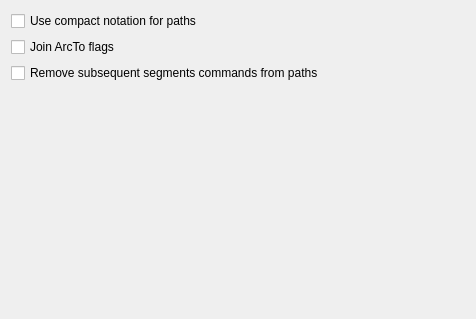
First picture: the form in src/preferences/pathspage.ui, repository RazrFalcon/svgcleaner-gui, before the edit.
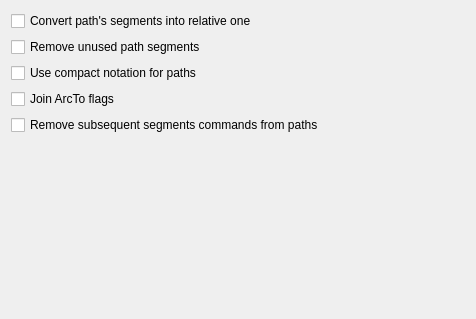
Second picture: the form after the edit. Custom widgets are drawn as their Qt base class.

Diff of the .ui file:
```diff
--- a/src/preferences/pathspage.ui
+++ b/src/preferences/pathspage.ui
@@ -14,6 +14,20 @@
    <string>Form</string>
   </property>
   <layout class="QVBoxLayout" name="verticalLayout">
+   <item>
+    <widget class="QCheckBox" name="chBoxToRelative">
+     <property name="text">
+      <string>Convert path's segments into relative one</string>
+     </property>
+    </widget>
+   </item>
+   <item>
+    <widget class="QCheckBox" name="chBoxRmUnused">
+     <property name="text">
+      <string>Remove unused path segments</string>
+     </property>
+    </widget>
+   </item>
    <item>
     <widget class="QCheckBox" name="chBoxTrimPaths">
      <property name="text">
```
